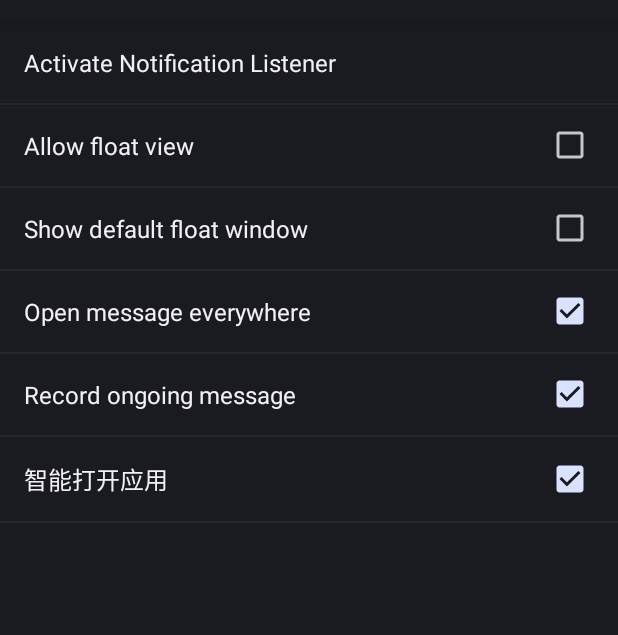
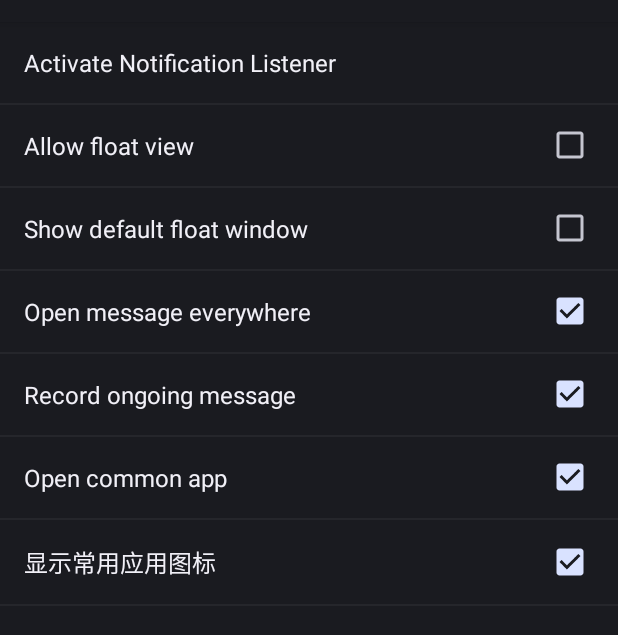
Before and after one commit to stoneami/Reminder, an Android app: the fragment MainPreferencFragment shown on its own in the app's theme, on a phone screen of 412 x 824 dp, the part 62-697 px from its top. Run offline under Robolectric (Android 15) with nearby library versions, the phone set to English and light mode, and no system bars.

```diff
--- a/src/main/java/com/stone/database/DBManager.java
+++ b/src/main/java/com/stone/database/DBManager.java
@@ -37,7 +37,7 @@ public class DBManager {
     }
 
     public String getMostPopularApp(int dur) {
-        String pkg = null;
+        String pkg = "";
 
         SQLiteDatabase db = mHelper.getWritableDatabase();
 
--- a/src/main/java/com/stone/reminder/MainPreferencFragment.java
+++ b/src/main/java/com/stone/reminder/MainPreferencFragment.java
@@ -18,6 +18,7 @@ public class MainPreferencFragment extends PreferenceFragment  implements Prefer
     public static String KEY_AUTO_OPEN_EVERYWHERE;
     public static String KEY_RECORD_ONGOING_MSG;
     public static String KEY_SMART_OPEN_APP;
+    public static String KEY_DISPLAY_OFTEN_OPEN_ICON;
 
     private Preference mPreferenceActiveListener;
     private Preference mPreferenceFloatView;
@@ -26,6 +27,7 @@ public class MainPreferencFragment extends PreferenceFragment  implements Prefer
     private Preference mPreferenceOpenEverywhere;
     private Preference mpPreferenceRecordOngoingMsg;
     private Preference mPreferenceSmartOpenApp;
+    private Preference mPreferenceDisplayOftenOpenIcon;
 
     private void init(){
         KEY_ACTIVE_LISTENER = getString(R.string.key_active_listener);
@@ -35,6 +37,7 @@ public class MainPreferencFragment extends PreferenceFragment  implements Prefer
         KEY_AUTO_OPEN_EVERYWHERE = getString(R.string.key_open_everywhere);
         KEY_RECORD_ONGOING_MSG = getString(R.string.key_record_ongoing_msg);
         KEY_SMART_OPEN_APP = getString(R.string.key_smart_open_app);
+        KEY_DISPLAY_OFTEN_OPEN_ICON = getString(R.string.key_display_often_open_icon);
 
         mPreferenceActiveListener = findPreference(KEY_ACTIVE_LISTENER);
         mPreferenceFloatView = findPreference(KEY_FLOAT_VIEW);
@@ -43,6 +46,7 @@ public class MainPreferencFragment extends PreferenceFragment  implements Prefer
         mPreferenceOpenEverywhere = findPreference(KEY_AUTO_OPEN_EVERYWHERE);
         mpPreferenceRecordOngoingMsg = findPreference(KEY_RECORD_ONGOING_MSG);
         mPreferenceSmartOpenApp = findPreference(KEY_SMART_OPEN_APP);
+        mPreferenceDisplayOftenOpenIcon = findPreference(KEY_DISPLAY_OFTEN_OPEN_ICON);
 
         mPreferenceActiveListener.setOnPreferenceClickListener(this);
         mPreferenceFloatView.setOnPreferenceClickListener(this);
@@ -51,6 +55,7 @@ public class MainPreferencFragment extends PreferenceFragment  implements Prefer
         mPreferenceOpenEverywhere.setOnPreferenceClickListener(this);
         mpPreferenceRecordOngoingMsg.setOnPreferenceClickListener(this);
         mPreferenceSmartOpenApp.setOnPreferenceClickListener(this);
+        mPreferenceDisplayOftenOpenIcon.setOnPreferenceClickListener(this);
 
         mPreferenceActiveListener.setOnPreferenceChangeListener(this);
         mPreferenceFloatView.setOnPreferenceChangeListener(this);
@@ -59,6 +64,7 @@ public class MainPreferencFragment extends PreferenceFragment  implements Prefer
         mPreferenceOpenEverywhere.setOnPreferenceChangeListener(this);
         mpPreferenceRecordOngoingMsg.setOnPreferenceChangeListener(this);
         mPreferenceSmartOpenApp.setOnPreferenceChangeListener(this);
+        mPreferenceDisplayOftenOpenIcon.setOnPreferenceChangeListener(this);
         //remove this preference temporarily
         ((PreferenceScreen)findPreference("root_screen")).removePreference(mPreferenceAutoOpenMsg);
     }
@@ -98,6 +104,9 @@ public class MainPreferencFragment extends PreferenceFragment  implements Prefer
         }else if(KEY_RECORD_ONGOING_MSG.equals(preference.getKey())){
             Intent intent = new Intent(NotificationListener.MSG_RELOAD_NOTIFICATIONS);
             getActivity().sendBroadcast(intent);
+        }else if(KEY_DISPLAY_OFTEN_OPEN_ICON.equals(preference.getKey())){
+            Intent intent = new Intent(NotificationListener.MSG_DISPLAY_OFTEN_OPEN_ICON);
+            getActivity().sendBroadcast(intent);
         }
 
         return true;
--- a/src/main/java/com/stone/utils/PreferenceUtil.java
+++ b/src/main/java/com/stone/utils/PreferenceUtil.java
@@ -53,4 +53,9 @@ public class PreferenceUtil {
         SharedPreferences sp = PreferenceManager.getDefaultSharedPreferences(mContext);
         return sp.getBoolean(MainPreferencFragment.KEY_SMART_OPEN_APP, true);
     }
+
+    public boolean displayOftenOpenIcon(){
+        SharedPreferences sp = PreferenceManager.getDefaultSharedPreferences(mContext);
+        return sp.getBoolean(MainPreferencFragment.KEY_DISPLAY_OFTEN_OPEN_ICON, true);
+    }
 }
--- a/src/main/res/values/bools.xml
+++ b/src/main/res/values/bools.xml
@@ -7,4 +7,5 @@
     <bool name="default_click_vibrator">false</bool>
     <bool name="default_record_onging_msg">true</bool>
     <bool name="default_smart_open_msg">true</bool>
+    <bool name="default_display_often_open_icon">true</bool>
 </resources>
--- a/src/main/res/values/strings.xml
+++ b/src/main/res/values/strings.xml
@@ -33,7 +33,11 @@
 
     <string name="label_always_show_float_view">Show default float window</string>
 
-    <string name="label_smart_open_app">智能打开应用</string>
+    <string name="label_smart_open_app">Open common app</string>
     <string name="key_smart_open_app"> translatable="false">key_smart_open_app</string>
 
+    <string name="label_display_often_open_icon">显示常用应用图标</string>
+    <string name="key_display_often_open_icon" translatable="false">key_display_often_open_icon</string>
+    <string name="label_display_often_open_icon_summary">没有通知消息时，悬浮窗将显示常用应用图标</string>
+
 </resources>
--- a/src/main/res/xml/main.xml
+++ b/src/main/res/xml/main.xml
@@ -35,4 +35,9 @@
         android:key="@string/key_smart_open_app"
         android:title="@string/label_smart_open_app"
         android:defaultValue="@bool/default_record_onging_msg"/>
+
+    <CheckBoxPreference
+        android:key="@string/key_display_often_open_icon"
+        android:title="@string/label_display_often_open_icon"
+        android:defaultValue="@bool/default_display_often_open_icon"/>
 </PreferenceScreen>
```
Also changed, not shown: src/main/java/com/stone/reminder/FloatViewManager.java (+29 -1 lines), src/main/java/com/stone/reminder/NotificationListener.java (+6 -4 lines), 1 other file.
